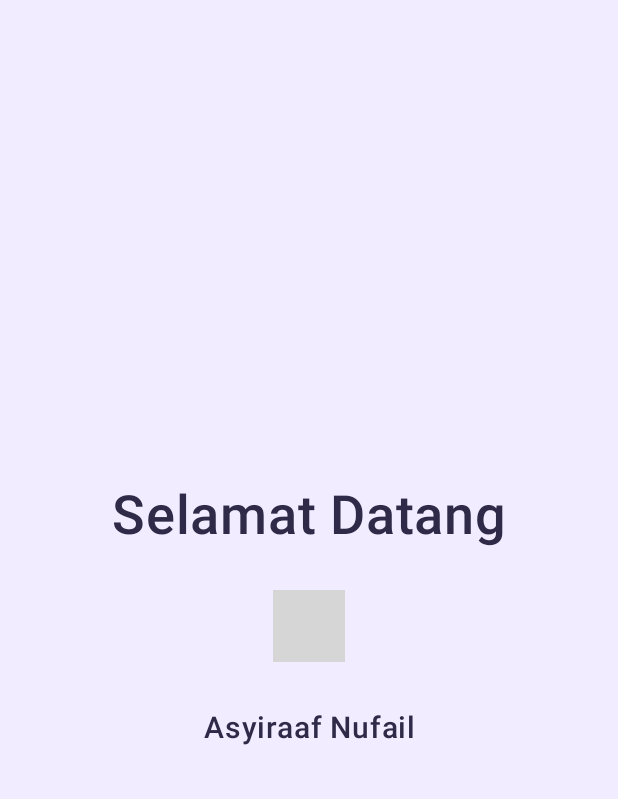
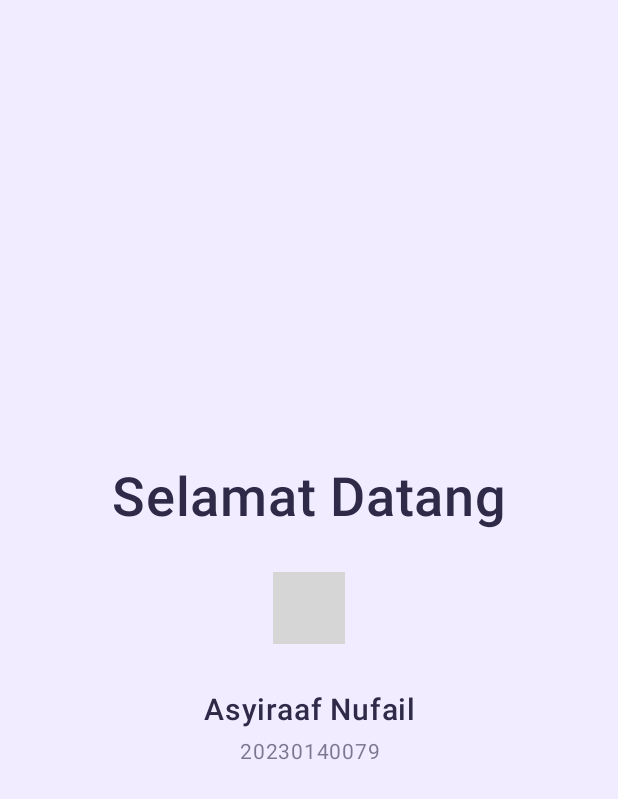
Before and after one commit to asyiraafnufail/QuestNavigasiTugas_079, an Android app built with Jetpack Compose: the composable SplashScreen shown on its own in the app's theme, on a phone screen of 412 x 824 dp. Shown: the top 799 px of the screen. Run offline under Robolectric (Android 15) with nearby library versions, the phone set to English and light mode, and no system bars; 1 statement that could not run was skipped; grey boxes are pictures that could not be loaded.

Commit message:
Menambahkan text nim

```diff
--- a/app/src/main/java/com/example/tugasnavigasi/view/SplashScreen.kt
+++ b/app/src/main/java/com/example/tugasnavigasi/view/SplashScreen.kt
@@ -73,6 +73,13 @@ fun SplashScreen(
             )
 
             Spacer(Modifier.height(4.dp))
+
+            Text(
+                text = user.nim,
+                fontSize = 14.sp,
+                color = textDark.copy(alpha = 0.6f),
+                textAlign = TextAlign.Center
+            )
         }
     }
 }
```
